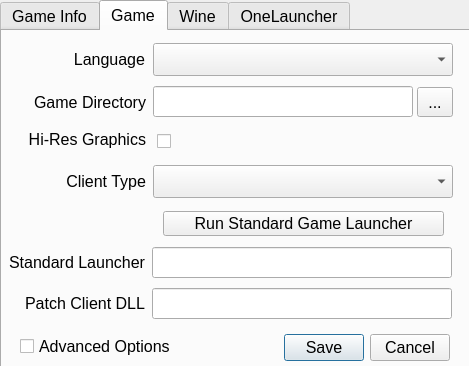
Old version of the form src/onelauncher/ui/settings.ui in the repository JuneStepp/OneLauncher.
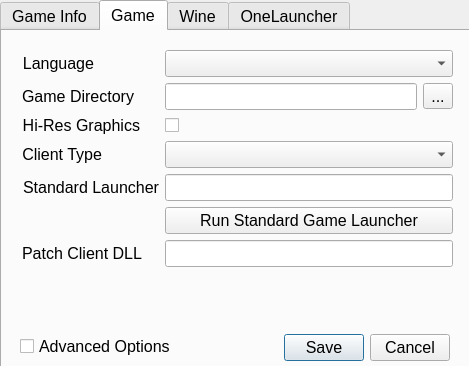
New version of the form. The open tabs and pages were chosen to show the change.

Commit message: feat: Use form layout for all settings and always show and save user wine configs

What changed in the file:
```diff
--- a/src/onelauncher/ui/settings.ui
+++ b/src/onelauncher/ui/settings.ui
@@ -169,60 +169,60 @@
     <attribute name="title">
      <string>Game</string>
     </attribute>
-    <widget class="QComboBox" name="clientTypeComboBox">
+    <widget class="QWidget" name="formLayoutWidget_3">
      <property name="geometry">
       <rect>
-       <x>151</x>
-       <y>134</y>
-       <width>300</width>
-       <height>33</height>
+       <x>20</x>
+       <y>19</y>
+       <width>431</width>
+       <height>271</height>
       </rect>
      </property>
+     <layout class="QFormLayout" name="gameFormLayout">
+      <item row="0" column="0">
+       <widget class="QLabel" name="gameLanguageLabel">
      <property name="toolTip">
-      <string>Game client version to use. 64-bit is the most modern. It does work with WINE</string>
-     </property>
-    </widget>
-    <widget class="QLabel" name="patchClientLabel">
-     <property name="geometry">
-      <rect>
-       <x>12</x>
-       <y>261</y>
-       <width>131</width>
-       <height>23</height>
-      </rect>
-     </property>
+         <string/>
+        </property>
+        <property name="text">
+         <string>Language</string>
+        </property>
+        <property name="alignment">
+         <set>Qt::AlignRight|Qt::AlignTrailing|Qt::AlignVCenter</set>
+        </property>
+       </widget>
+      </item>
+      <item row="0" column="1">
+       <widget class="QComboBox" name="gameLanguageComboBox">
+        <property name="toolTip">
+         <string/>
+        </property>
+       </widget>
+      </item>
+      <item row="1" column="0">
+       <widget class="QLabel" name="gameDirLabel">
      <property name="toolTip">
       <string>Patch client DLL filename</string>
      </property>
      <property name="text">
-      <string>Patch Client DLL</string>
+         <string>Game Directory</string>
      </property>
      <property name="alignment">
       <set>Qt::AlignRight|Qt::AlignTrailing|Qt::AlignVCenter</set>
      </property>
     </widget>
-    <widget class="QLineEdit" name="patchClientLineEdit">
-     <property name="geometry">
-      <rect>
-       <x>150</x>
-       <y>257</y>
-       <width>300</width>
-       <height>31</height>
-      </rect>
-     </property>
+      </item>
+      <item row="1" column="1">
+       <layout class="QHBoxLayout" name="gameDirLayout">
+        <item>
+         <widget class="QLineEdit" name="gameDirLineEdit">
      <property name="toolTip">
-      <string>Patch client DLL filename</string>
-     </property>
-    </widget>
+           <string>Game install directory. There should be a file called patchclient.dll here</string>
+          </property>
+         </widget>
+        </item>
+        <item>
     <widget class="QToolButton" name="gameDirButton">
-     <property name="geometry">
-      <rect>
-       <x>415</x>
-       <y>56</y>
-       <width>36</width>
-       <height>30</height>
-      </rect>
-     </property>
      <property name="toolTip">
       <string>Select game directory from file system</string>
      </property>
@@ -230,15 +230,11 @@
       <string>...</string>
      </property>
     </widget>
+        </item>
+       </layout>
+      </item>
+      <item row="2" column="0">
     <widget class="QLabel" name="highResLabel">
-     <property name="geometry">
-      <rect>
-       <x>13</x>
-       <y>97</y>
-       <width>131</width>
-       <height>23</height>
-      </rect>
-     </property>
      <property name="toolTip">
       <string>Enable high resolution game files. You may need to patch the game after enabling this</string>
      </property>
@@ -249,15 +245,25 @@
       <set>Qt::AlignRight|Qt::AlignTrailing|Qt::AlignVCenter</set>
      </property>
     </widget>
+      </item>
+      <item row="2" column="1">
+       <widget class="QCheckBox" name="highResCheckBox">
+        <property name="sizePolicy">
+         <sizepolicy hsizetype="Fixed" vsizetype="Minimum">
+          <horstretch>0</horstretch>
+          <verstretch>0</verstretch>
+         </sizepolicy>
+        </property>
+        <property name="toolTip">
+         <string>Enable high resolution game files. You may need to patch the game after enabling this</string>
+        </property>
+        <property name="text">
+         <string/>
+        </property>
+       </widget>
+      </item>
+      <item row="3" column="0">
     <widget class="QLabel" name="clientLabel">
-     <property name="geometry">
-      <rect>
-       <x>13</x>
-       <y>139</y>
-       <width>131</width>
-       <height>23</height>
-      </rect>
-     </property>
      <property name="toolTip">
       <string>Game client version to use. 64-bit is the most modern. It does work with WINE</string>
      </property>
@@ -268,95 +274,16 @@
       <set>Qt::AlignRight|Qt::AlignTrailing|Qt::AlignVCenter</set>
      </property>
     </widget>
-    <widget class="QLabel" name="gameDirLabel">
-     <property name="geometry">
-      <rect>
-       <x>13</x>
-       <y>60</y>
-       <width>131</width>
-       <height>23</height>
-      </rect>
-     </property>
+      </item>
+      <item row="3" column="1">
+       <widget class="QComboBox" name="clientTypeComboBox">
      <property name="toolTip">
-      <string>Game install directory. There should be a file called patchclient.dll here</string>
-     </property>
-     <property name="text">
-      <string>Game Directory</string>
-     </property>
-     <property name="alignment">
-      <set>Qt::AlignRight|Qt::AlignTrailing|Qt::AlignVCenter</set>
-     </property>
-    </widget>
-    <widget class="QLineEdit" name="gameDirLineEdit">
-     <property name="geometry">
-      <rect>
-       <x>151</x>
-       <y>55</y>
-       <width>260</width>
-       <height>31</height>
-      </rect>
-     </property>
-     <property name="toolTip">
-      <string>Game install directory. There should be a file called patchclient.dll here</string>
-     </property>
-    </widget>
-    <widget class="QCheckBox" name="highResCheckBox">
-     <property name="geometry">
-      <rect>
-       <x>155</x>
-       <y>95</y>
-       <width>21</width>
-       <height>31</height>
-      </rect>
-     </property>
-     <property name="toolTip">
-      <string>Enable high resolution game files. You may need to patch the game after enabling this</string>
-     </property>
-     <property name="text">
-      <string/>
-     </property>
-    </widget>
-    <widget class="QLabel" name="gameLanguageLabel">
-     <property name="geometry">
-      <rect>
-       <x>12</x>
-       <y>17</y>
-       <width>131</width>
-       <height>23</height>
-      </rect>
-     </property>
-     <property name="toolTip">
-      <string/>
-     </property>
-     <property name="text">
-      <string>Language</string>
-     </property>
-     <property name="alignment">
-      <set>Qt::AlignRight|Qt::AlignTrailing|Qt::AlignVCenter</set>
-     </property>
-    </widget>
-    <widget class="QComboBox" name="gameLanguageComboBox">
-     <property name="geometry">
-      <rect>
-       <x>151</x>
-       <y>12</y>
-       <width>300</width>
-       <height>33</height>
-      </rect>
-     </property>
-     <property name="toolTip">
-      <string/>
-     </property>
-    </widget>
+         <string>Game client version to use. 64-bit is the most modern. It does work with WINE</string>
+        </property>
+       </widget>
+      </item>
+      <item row="4" column="0">
     <widget class="QLabel" name="standardLauncherLabel">
-     <property name="geometry">
-      <rect>
-       <x>2</x>
-       <y>220</y>
-       <width>141</width>
-       <height>23</height>
-      </rect>
-     </property>
      <property name="toolTip">
       <string>Standard launcher filename</string>
      </property>
@@ -367,32 +294,49 @@
       <set>Qt::AlignRight|Qt::AlignTrailing|Qt::AlignVCenter</set>
      </property>
     </widget>
+      </item>
+      <item row="4" column="1">
     <widget class="QLineEdit" name="standardLauncherLineEdit">
-     <property name="geometry">
-      <rect>
-       <x>150</x>
-       <y>216</y>
-       <width>300</width>
-       <height>31</height>
-      </rect>
-     </property>
      <property name="toolTip">
       <string>Standard launcher filename</string>
      </property>
     </widget>
+      </item>
+      <item row="6" column="0">
+       <widget class="QLabel" name="patchClientLabel">
+        <property name="toolTip">
+         <string>Patch client DLL filename</string>
+        </property>
+        <property name="text">
+         <string>Patch Client DLL</string>
+        </property>
+        <property name="alignment">
+         <set>Qt::AlignRight|Qt::AlignTrailing|Qt::AlignVCenter</set>
+        </property>
+       </widget>
+      </item>
+      <item row="6" column="1">
+       <widget class="QLineEdit" name="patchClientLineEdit">
+        <property name="toolTip">
+         <string>Patch client DLL filename</string>
+        </property>
+       </widget>
+      </item>
+      <item row="5" column="1">
     <widget class="QPushButton" name="standardGameLauncherButton">
-     <property name="geometry">
-      <rect>
-       <x>161</x>
-       <y>180</y>
-       <width>281</width>
-       <height>25</height>
-      </rect>
+        <property name="sizePolicy">
+         <sizepolicy hsizetype="Preferred" vsizetype="Fixed">
+          <horstretch>0</horstretch>
+          <verstretch>0</verstretch>
+         </sizepolicy>
      </property>
      <property name="text">
       <string>Run Standard Game Launcher</string>
      </property>
     </widget>
+      </item>
+     </layout>
+    </widget>
    </widget>
    <widget class="QWidget" name="tabWine">
     <attribute name="title">
```
Left out of the diff: 425 changed lines with no effect on the pictures. Lines whose indentation alone changed are shown as unchanged. The commit also changes 2 other files.
